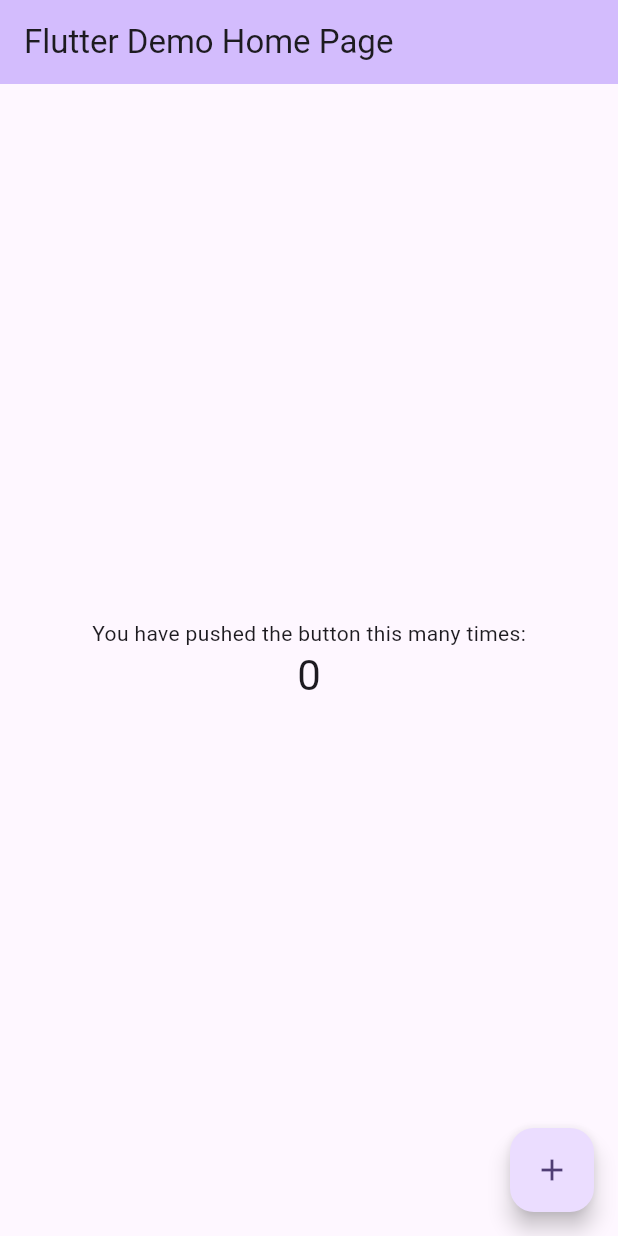
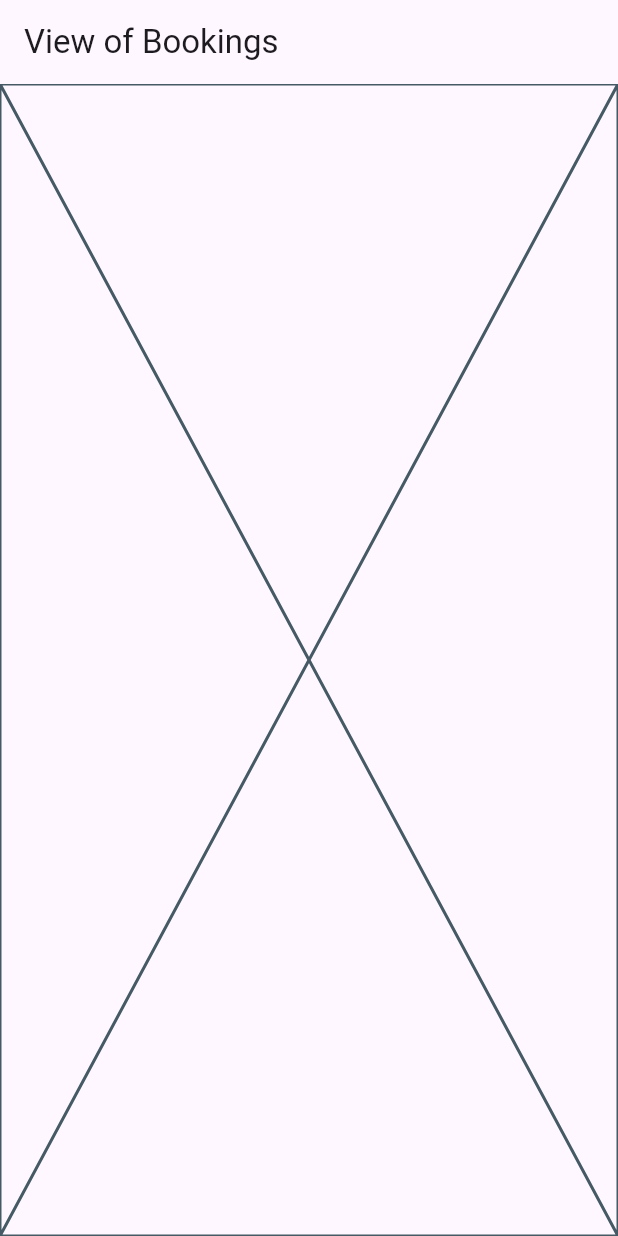
Before and after one commit to Flutter007/hw50, a Flutter app: the screen it shows after launch, on a phone screen of 412 x 824 dp. Run offline on Flutter 3.47's test engine with Material 3 defaults, Android fonts, the phone set to English and light mode, and no system bars.

Commit message:
Added Routes for our Screens,also made State with Provider.

```diff
--- /dev/null
+++ b/lib/app_routes.dart
@@ -0,0 +1,4 @@
+class AppRoutes {
+  static const String home = '/';
+  static const String creation = '/creation';
+}
--- /dev/null
+++ b/lib/hw50.dart
@@ -0,0 +1,19 @@
+import 'package:flutter/material.dart';
+import 'package:hw50/app_routes.dart';
+import 'package:hw50/screens/booking_creation_screen.dart';
+import 'package:hw50/screens/booking_list_screen.dart';
+
+class Hw50 extends StatelessWidget {
+  const Hw50({super.key});
+
+  @override
+  Widget build(BuildContext context) {
+    return MaterialApp(
+      initialRoute: AppRoutes.home,
+      routes: {
+        AppRoutes.home: (ctx) => BookingListScreen(),
+        AppRoutes.creation: (ctx) => BookingCreationScreen(),
+      },
+    );
+  }
+}
--- a/lib/main.dart
+++ b/lib/main.dart
@@ -1,122 +1,6 @@
 import 'package:flutter/material.dart';
+import 'package:hw50/hw50.dart';
 
 void main() {
-  runApp(const MyApp());
+  runApp(Hw50());
 }
-
-class MyApp extends StatelessWidget {
-  const MyApp({super.key});
-
-  // This widget is the root of your application.
-  @override
-  Widget build(BuildContext context) {
-    return MaterialApp(
-      title: 'Flutter Demo',
-      theme: ThemeData(
-        // This is the theme of your application.
-        //
-        // TRY THIS: Try running your application with "flutter run". You'll see
-        // the application has a purple toolbar. Then, without quitting the app,
-        // try changing the seedColor in the colorScheme below to Colors.green
-        // and then invoke "hot reload" (save your changes or press the "hot
-        // reload" button in a Flutter-supported IDE, or press "r" if you used
-        // the command line to start the app).
-        //
-        // Notice that the counter didn't reset back to zero; the application
-        // state is not lost during the reload. To reset the state, use hot
-        // restart instead.
-        //
-        // This works for code too, not just values: Most code changes can be
-        // tested with just a hot reload.
-        colorScheme: ColorScheme.fromSeed(seedColor: Colors.deepPurple),
-      ),
-      home: const MyHomePage(title: 'Flutter Demo Home Page'),
-    );
-  }
-}
-
-class MyHomePage extends StatefulWidget {
-  const MyHomePage({super.key, required this.title});
-
-  // This widget is the home page of your application. It is stateful, meaning
-  // that it has a State object (defined below) that contains fields that affect
-  // how it looks.
-
-  // This class is the configuration for the state. It holds the values (in this
-  // case the title) provided by the parent (in this case the App widget) and
-  // used by the build method of the State. Fields in a Widget subclass are
-  // always marked "final".
-
-  final String title;
-
-  @override
-  State<MyHomePage> createState() => _MyHomePageState();
-}
-
-class _MyHomePageState extends State<MyHomePage> {
-  int _counter = 0;
-
-  void _incrementCounter() {
-    setState(() {
-      // This call to setState tells the Flutter framework that something has
-      // changed in this State, which causes it to rerun the build method below
-      // so that the display can reflect the updated values. If we changed
-      // _counter without calling setState(), then the build method would not be
-      // called again, and so nothing would appear to happen.
-      _counter++;
-    });
-  }
-
-  @override
-  Widget build(BuildContext context) {
-    // This method is rerun every time setState is called, for instance as done
-    // by the _incrementCounter method above.
-    //
-    // The Flutter framework has been optimized to make rerunning build methods
-    // fast, so that you can just rebuild anything that needs updating rather
-    // than having to individually change instances of widgets.
-    return Scaffold(
-      appBar: AppBar(
-        // TRY THIS: Try changing the color here to a specific color (to
-        // Colors.amber, perhaps?) and trigger a hot reload to see the AppBar
-        // change color while the other colors stay the same.
-        backgroundColor: Theme.of(context).colorScheme.inversePrimary,
-        // Here we take the value from the MyHomePage object that was created by
-        // the App.build method, and use it to set our appbar title.
-        title: Text(widget.title),
-      ),
-      body: Center(
-        // Center is a layout widget. It takes a single child and positions it
-        // in the middle of the parent.
-        child: Column(
-          // Column is also a layout widget. It takes a list of children and
-          // arranges them vertically. By default, it sizes itself to fit its
-          // children horizontally, and tries to be as tall as its parent.
-          //
-          // Column has various properties to control how it sizes itself and
-          // how it positions its children. Here we use mainAxisAlignment to
-          // center the children vertically; the main axis here is the vertical
-          // axis because Columns are vertical (the cross axis would be
-          // horizontal).
-          //
-          // TRY THIS: Invoke "debug painting" (choose the "Toggle Debug Paint"
-          // action in the IDE, or press "p" in the console), to see the
-          // wireframe for each widget.
-          mainAxisAlignment: MainAxisAlignment.center,
-          children: <Widget>[
-            const Text('You have pushed the button this many times:'),
-            Text(
-              '$_counter',
-              style: Theme.of(context).textTheme.headlineMedium,
-            ),
-          ],
-        ),
-      ),
-      floatingActionButton: FloatingActionButton(
-        onPressed: _incrementCounter,
-        tooltip: 'Increment',
-        child: const Icon(Icons.add),
-      ), // This trailing comma makes auto-formatting nicer for build methods.
-    );
-  }
-}
--- /dev/null
+++ b/lib/provider/booking_list_provider.dart
@@ -0,0 +1,13 @@
+import 'package:flutter/material.dart';
+import 'package:hw50/models/booking.dart';
+
+class BookingListProvider extends ChangeNotifier {
+  List<Booking> _bookings = [];
+
+  List<Booking> get bookings => _bookings;
+
+  void addBooking(Booking newBooking) {
+    _bookings = [..._bookings, newBooking];
+    notifyListeners();
+  }
+}
--- /dev/null
+++ b/lib/screens/booking_list_screen.dart
@@ -0,0 +1,18 @@
+import 'package:flutter/material.dart';
+
+class BookingListScreen extends StatefulWidget {
+  const BookingListScreen({super.key});
+
+  @override
+  State<BookingListScreen> createState() => _BookingListScreenState();
+}
+
+class _BookingListScreenState extends State<BookingListScreen> {
+  @override
+  Widget build(BuildContext context) {
+    return Scaffold(
+      appBar: AppBar(title: Text('View of Bookings')),
+      body: Placeholder(),
+    );
+  }
+}
```
Also changed, not shown: lib/models/booking.dart (added, +27 -0 lines), lib/screens/booking_creation_screen.dart (added, +15 -0 lines).
